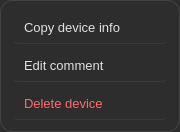
Old version of the form UI/DeviceWidget/DeviceItem/MoreDialog/MoreDialog.ui in the repository XQQYT/XqqytDesktop.
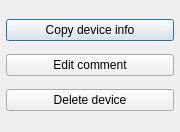
New version of the form.

Commit message: add_switch_theme_in_dialog

Patch:
```diff
--- a/UI/DeviceWidget/DeviceItem/MoreDialog/MoreDialog.ui
+++ b/UI/DeviceWidget/DeviceItem/MoreDialog/MoreDialog.ui
@@ -13,56 +13,7 @@
   <property name="windowFlags">
    <set>Qt::Popup</set>
   </property>
-  <property name="styleSheet">
-   <string notr="true">/* 暗黑主对话框样式 */
-QDialog {
-    background-color: #2d2d2d;
-    border: 1px solid #444;
-    border-radius: 12px;
-}
 
-/* 按钮通用样式 */
-QPushButton {
-    background-color: transparent;
-    border: none;
-    text-align: left;
-    padding: 8px 12px;
-    font-size: 13px;
-    color: #e0e0e0;
-    border-radius: 6px;
-    margin: 0 6px;
-}
-
-/* 按钮悬停效果 */
-QPushButton:hover {
-    background-color: #3a3a3a;
-    color: #ffffff;
-}
-
-/* 按钮按下效果 */
-QPushButton:pressed {
-    background-color: #333;
-}
-
-/* 删除按钮特殊样式 */
-#btn_delete {
-    color: #ff6b6b;
-}
-
-#btn_delete:hover {
-    background-color: #3a2a2a;
-    color: #ff4444;
-}
-
-/* 分隔线 */
-QPushButton {
-    border-bottom: 1px solid #3a3a3a;
-}
-
-QPushButton:last-child {
-    border-bottom: none;
-}</string>
-  </property>
   <layout class="QVBoxLayout" name="verticalLayout">
    <property name="spacing">
     <number>0</number>
```
The commit also changes 22 other files.
